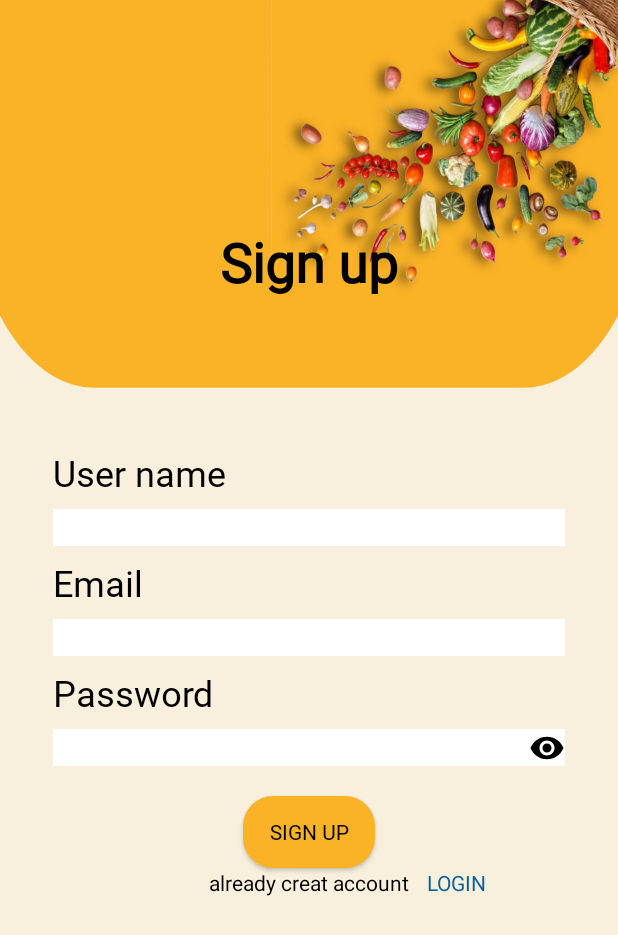
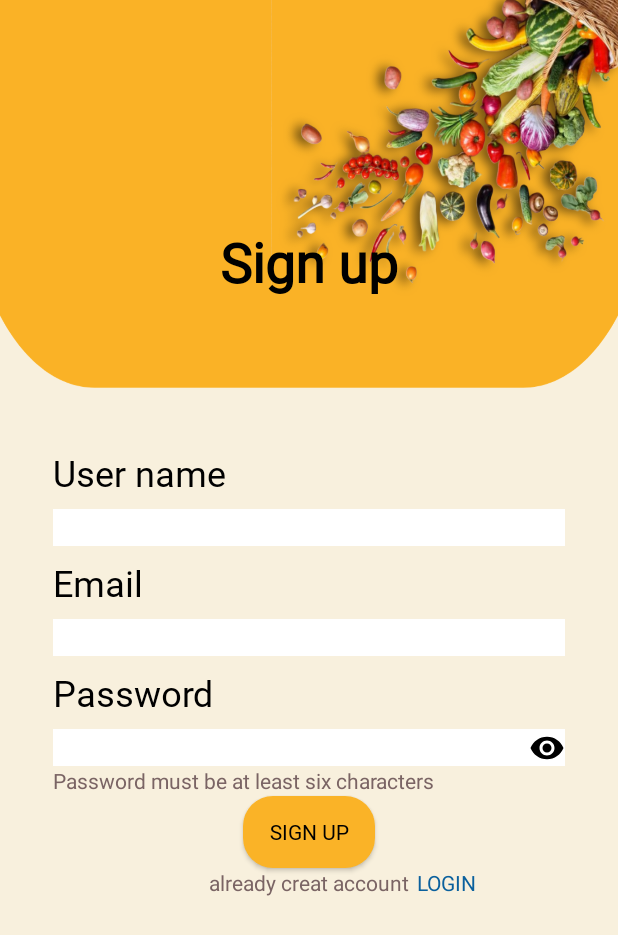
Before and after one commit to krishna007l/Grocio, an Android app: the layout fragment_sign_up.xml on its own in the app's theme, with its tools: preview values and no code run, on a phone screen of 412 x 824 dp. Shown: the top 935 px of the screen. Run offline under Robolectric (Android 15) with nearby library versions, the phone set to English and light mode, and no system bars.

```diff
--- a/app/src/main/AndroidManifest.xml
+++ b/app/src/main/AndroidManifest.xml
@@ -30,8 +30,7 @@
             android:exported="true" />
         <activity
             android:name=".ui.home.HomeMainActivity"
-            android:exported="true"
-            android:theme="@style/Theme.Grocio" />
+            android:exported="true"/>
     </application>
 
 </manifest>
--- a/app/src/main/java/mrkinfotech/Grocio/ui/base/SplashActivity.kt
+++ b/app/src/main/java/mrkinfotech/Grocio/ui/base/SplashActivity.kt
@@ -19,7 +19,7 @@ class SplashActivity : AppCompatActivity() {
                 if(PreferenceHelper.getonbody(this))
                 {
                     if (PreferenceHelper.isUserLoggedIn(this)){
-                    startActivity(Intent(this,HomeMainActivity::class.java))
+                        startActivity(Intent(this, HomeMainActivity::class.java))
                 }
                 else{
                     startActivity(Intent(this, LoginActivity::class.java))
--- a/app/src/main/java/mrkinfotech/Grocio/ui/login/LoginActivity.kt
+++ b/app/src/main/java/mrkinfotech/Grocio/ui/login/LoginActivity.kt
@@ -2,13 +2,7 @@ package mrkinfotech.Grocio.ui.login
 
 
 import android.os.Bundle
-import android.view.View
 import androidx.appcompat.app.AppCompatActivity
-import androidx.navigation.findNavController
-import androidx.navigation.ui.AppBarConfiguration
-import androidx.navigation.ui.navigateUp
-import androidx.navigation.ui.setupActionBarWithNavController
-import mrkinfotech.Grocio.R
 import mrkinfotech.Grocio.databinding.ActivityLoginBinding
 
 class LoginActivity : AppCompatActivity() {
--- a/app/src/main/res/layout/fragment_sign_up.xml
+++ b/app/src/main/res/layout/fragment_sign_up.xml
@@ -96,6 +96,15 @@
         android:layout_marginLeft="35dp"
         android:layout_marginRight="35dp"
         app:layout_constraintTop_toBottomOf="@+id/textTitlePassword" />
+   <androidx.appcompat.widget.AppCompatTextView
+       android:layout_width="wrap_content"
+       android:layout_height="wrap_content"
+       app:layout_constraintStart_toStartOf="@id/SignPassword"
+       app:layout_constraintTop_toBottomOf="@id/SignPassword"
+       android:textColor="@color/brown"
+       android:text="Password must be at least six characters">
+   </androidx.appcompat.widget.AppCompatTextView>
+
 
     <androidx.appcompat.widget.AppCompatButton
         android:id="@+id/SinupButton"
@@ -126,7 +135,7 @@
         android:layout_width="wrap_content"
         android:layout_height="wrap_content"
         android:text="already creat account"
-        android:textColor="@color/black"
+        android:textColor="@color/brown"
         app:layout_constraintEnd_toEndOf="parent"
         app:layout_constraintStart_toStartOf="parent"
         app:layout_constraintTop_toBottomOf="@id/SinupButton">
@@ -139,7 +148,7 @@
         android:layout_height="wrap_content"
         android:text="@string/str_login"
         android:textColor="@color/blue"
-        android:layout_marginLeft="12dp"
+        android:layout_marginLeft="5dp"
         app:layout_constraintStart_toEndOf="@id/slogan"
         app:layout_constraintTop_toTopOf="@id/slogan"
         />
--- a/app/src/main/res/values/colors.xml
+++ b/app/src/main/res/values/colors.xml
@@ -6,5 +6,6 @@
     <color name="orange">#fab327</color>
     <color name="blue">#0A609D</color>
     <color name="red">#C71313</color>
+    <color name="brown">#7A6464</color>
 
 </resources>
```
Also changed, not shown: app/src/main/java/mrkinfotech/Grocio/ui/home/HomeMainActivity.kt (+0 -12 lines), app/src/main/java/mrkinfotech/Grocio/ui/login/LoginFragment.kt (+10 -10 lines), app/src/main/java/mrkinfotech/Grocio/ui/login/SignUpFragment.kt (+6 -6 lines), app/src/main/res/layout/activity_main.xml (+5 -3 lines), app/src/main/res/layout/fragment_login.xml (+5 -6 lines).
